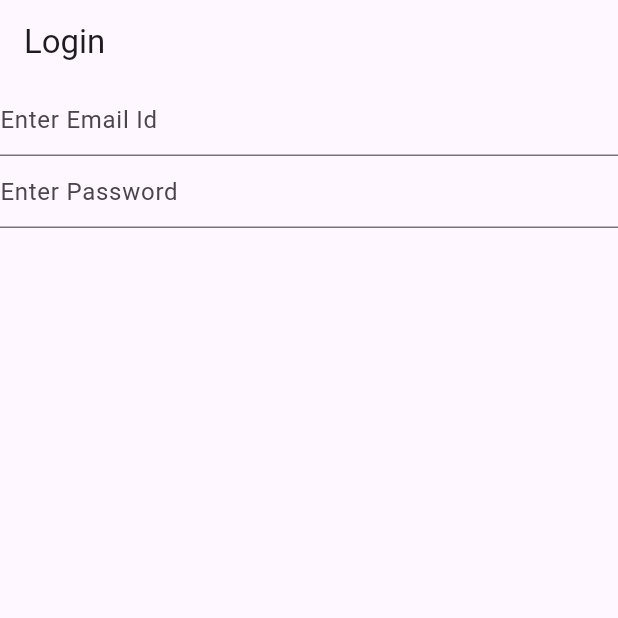
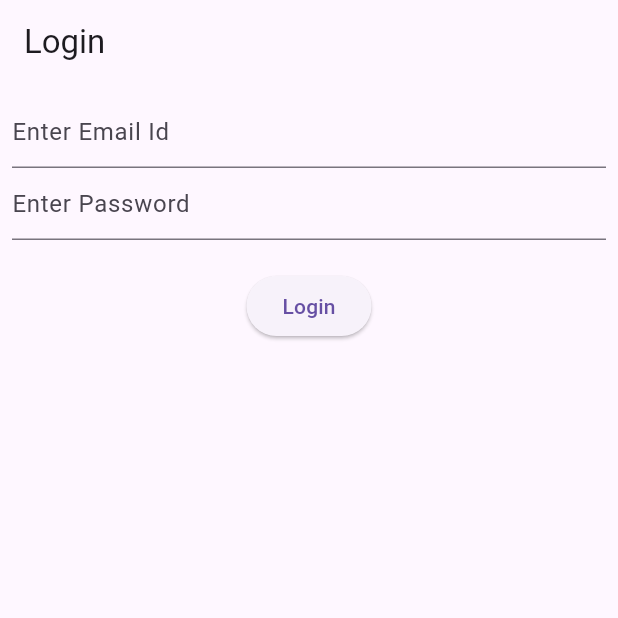
Before and after one commit to Reniexp/flutter-testing, a Flutter app: the screen it shows after launch, on a phone screen of 412 x 824 dp, the top half of it. Run offline on Flutter 3.47's test engine with Material 3 defaults, Android fonts, the phone set to English and light mode, and no system bars.

Commit message:
15. Login Screen - TDD

```diff
--- a/LOGIN_EXAMPLE/login_example_1/lib/login_screen.dart
+++ b/LOGIN_EXAMPLE/login_example_1/lib/login_screen.dart
@@ -17,7 +17,9 @@ class _LoginScreenState extends State<LoginScreen> {
       appBar: AppBar(
       title: const Text("Login"),
       ),
-      body: Column(
+      body: Padding(
+        padding: const EdgeInsets.all(8.0),
+        child: Column(
           children: <Widget>[
             TextFormField(
               controller: _emailController,
@@ -28,9 +30,14 @@ class _LoginScreenState extends State<LoginScreen> {
               controller: _passwordController,
               key: const ValueKey("password"),
               decoration: const InputDecoration(hintText: "Enter Password"),
-            )
-        ]
-      )
+              ),
+              SizedBox(
+                height: 20,
+              ),
+              ElevatedButton(onPressed: () {}, child: Text("Login"))
+          ],
+        ),
+      ),
     );
   }
 }
```
Also changed, not shown: 1 other file. Lines whose indentation alone changed are shown as unchanged.
